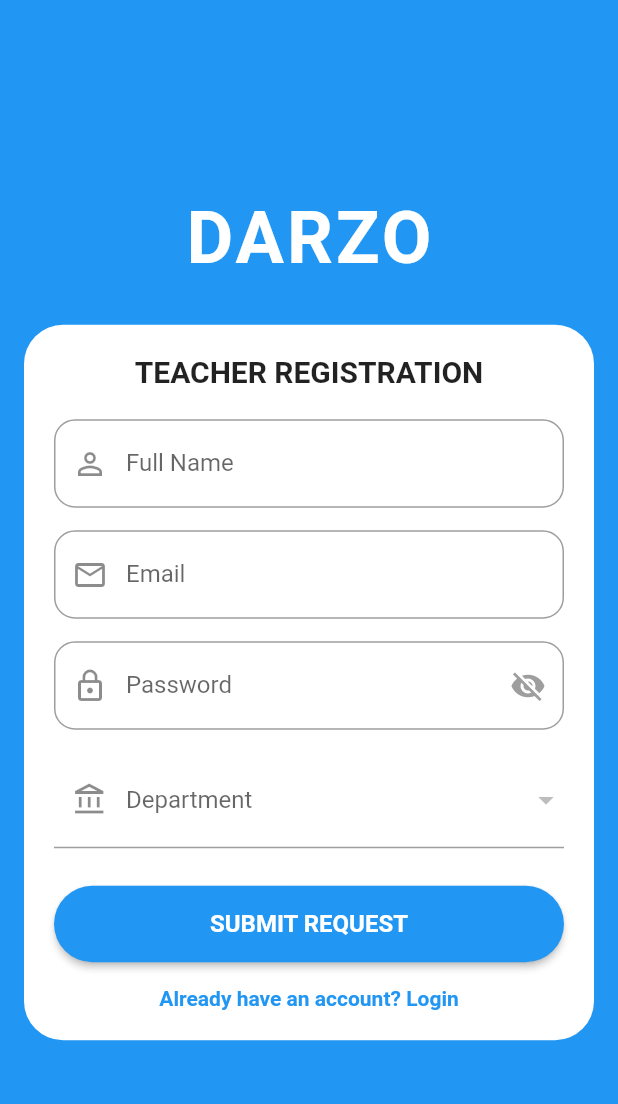
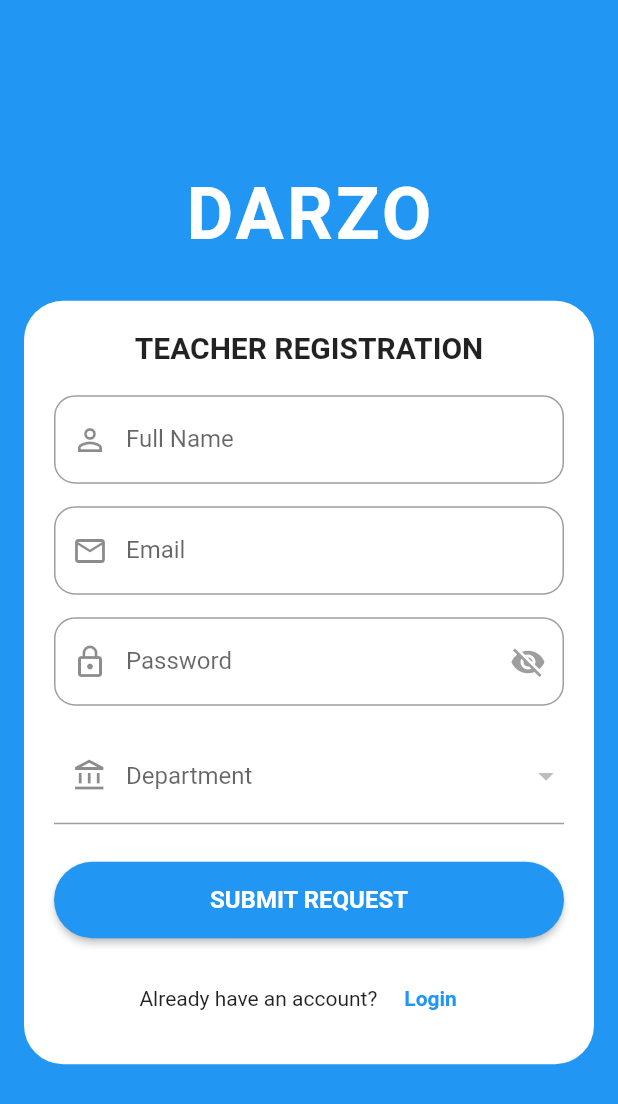
Before and after one commit to Vishnuvm451/app, a Flutter app: the TeacherRegisterPage screen opened directly, on a phone screen of 412 x 824 dp. Shown: the top 1104 px of the screen. Run offline on Flutter 3.47's test engine with Material 3 defaults, Android fonts, the phone set to English and light mode, and no system bars; our stand-ins replace camera, cloud_firestore, firebase_auth, firebase_core; accounts and stored records are empty.

Commit message:
teach reg

```diff
--- a/lib/teacher_register.dart
+++ b/lib/teacher_register.dart
@@ -239,22 +239,27 @@ class _TeacherRegisterPageState extends State<TeacherRegisterPage> {
 
                       const SizedBox(height: 16),
 
-                      GestureDetector(
-                        onTap: () {
+                      Row(
+                        mainAxisAlignment: MainAxisAlignment.center,
+                        children: [
+                          const Text("Already have an account? "),
+                          TextButton(
+                            onPressed: isLoading
+                                ? null
+                                : () {
                                     Navigator.pushReplacement(
                                       context,
                                       MaterialPageRoute(
-                              builder: (_) => const LoginPage(),
+                                        builder: (_) => LoginPage(),
                                       ),
                                     );
                                   },
                             child: const Text(
-                          "Already have an account? Login",
-                          style: TextStyle(
-                            color: primaryBlue,
-                            fontWeight: FontWeight.bold,
+                              "Login",
+                              style: TextStyle(fontWeight: FontWeight.bold),
                             ),
                           ),
+                        ],
                       ),
                     ],
                   ),
```
Lines whose indentation alone changed are shown as unchanged.
